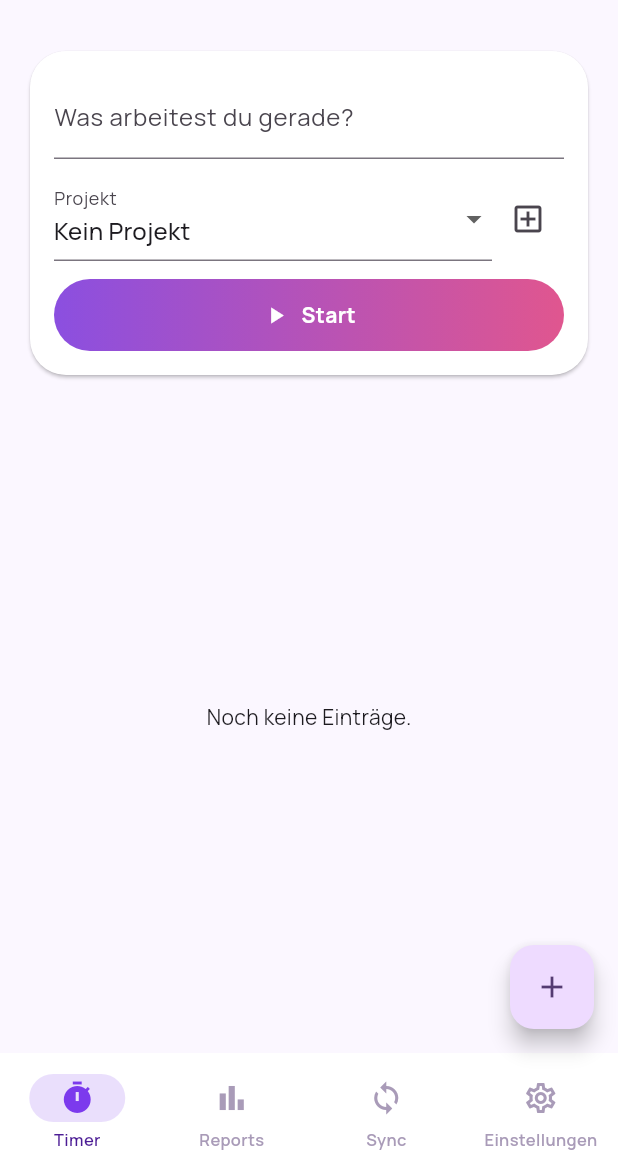
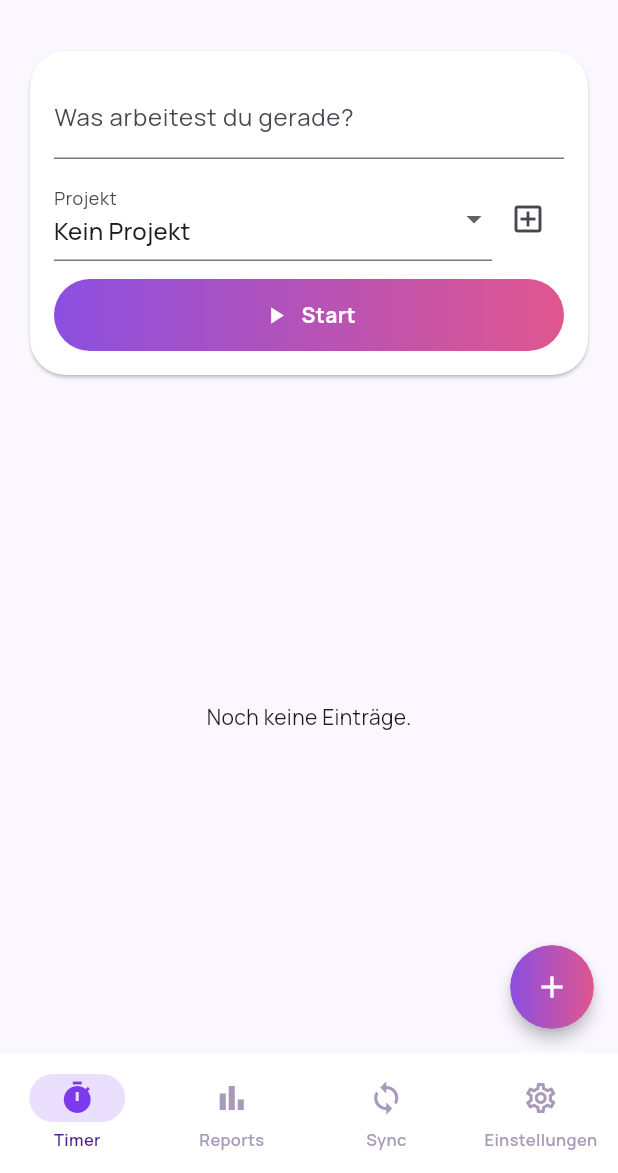
Before and after one commit to mordilion/Hickory, a Flutter app: the screen it shows after launch, on a phone screen of 412 x 824 dp, the part 63-1236 px from its top. Run offline on Flutter 3.47's test engine with Material 3 defaults, Android fonts, the phone set to English and light mode, and no system bars; our stand-ins replace csv, drift, file_picker, flutter_riverpod, google_fonts, package_info_plus and 3 more; missing offline and left inert: launch_at_startup, tray_manager, window_manager; accounts and stored records are empty; generated files the repository leaves out were written again; statements that could not run were skipped.

Commit message:
Use GradientFab (not a plain FloatingActionButton) for the manual-entry FAB, per the design spec

```diff
--- a/lib/features/shell/app_shell.dart
+++ b/lib/features/shell/app_shell.dart
@@ -1,6 +1,8 @@
 import 'package:flutter/material.dart';
 import 'package:flutter_riverpod/flutter_riverpod.dart';
 
+import '../../core/theme/hickory_colors.dart';
+import '../../core/widgets/gradient_buttons.dart';
 import '../entries/manual_entry_dialog.dart';
 import '../reports/reports_screen.dart';
 import '../settings/settings_screen.dart';
@@ -43,9 +45,11 @@ class AppShell extends ConsumerWidget {
       destinations: _destinations,
       children: const [TimerScreen(), ReportsScreen(), SyncScreen(), SettingsScreen()],
       fabBuilder: (selectedIndex) => selectedIndex == 0
-          ? FloatingActionButton(
+          ? GradientFab(
+              icon: Icons.add,
+              gradient: HickoryColors.of(context).primaryGradient,
+              foregroundColor: HickoryColors.of(context).onPrimaryGradient,
               onPressed: () => showManualEntryDialog(context, ref),
-              child: const Icon(Icons.add),
             )
           : null,
     );
```
